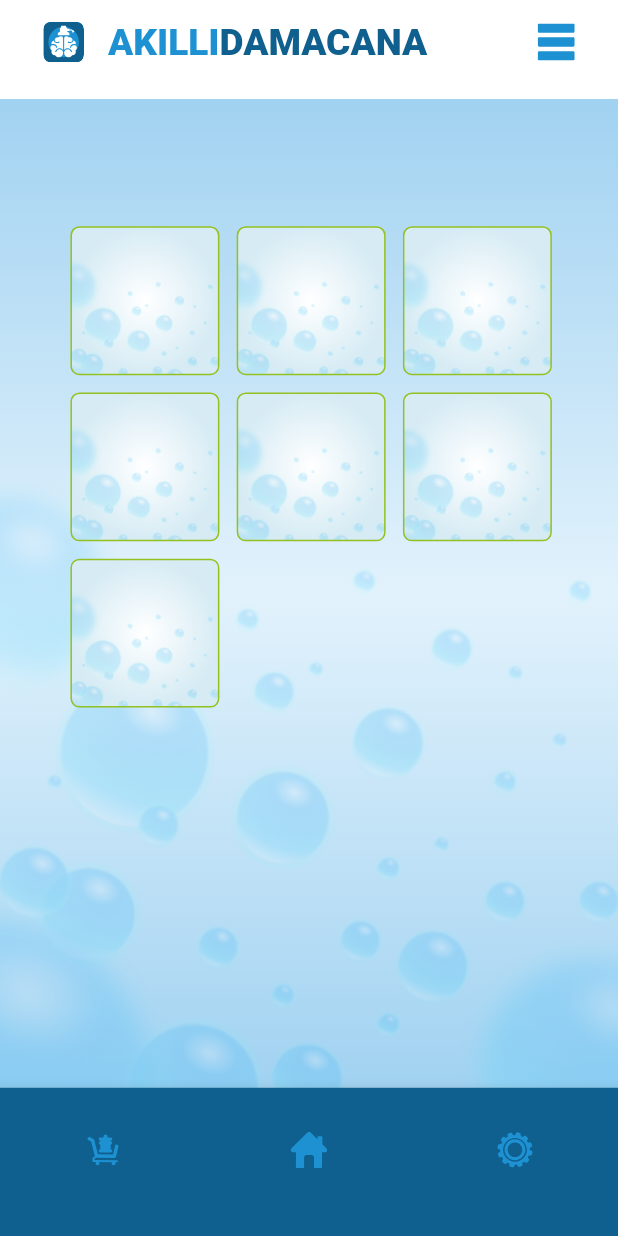
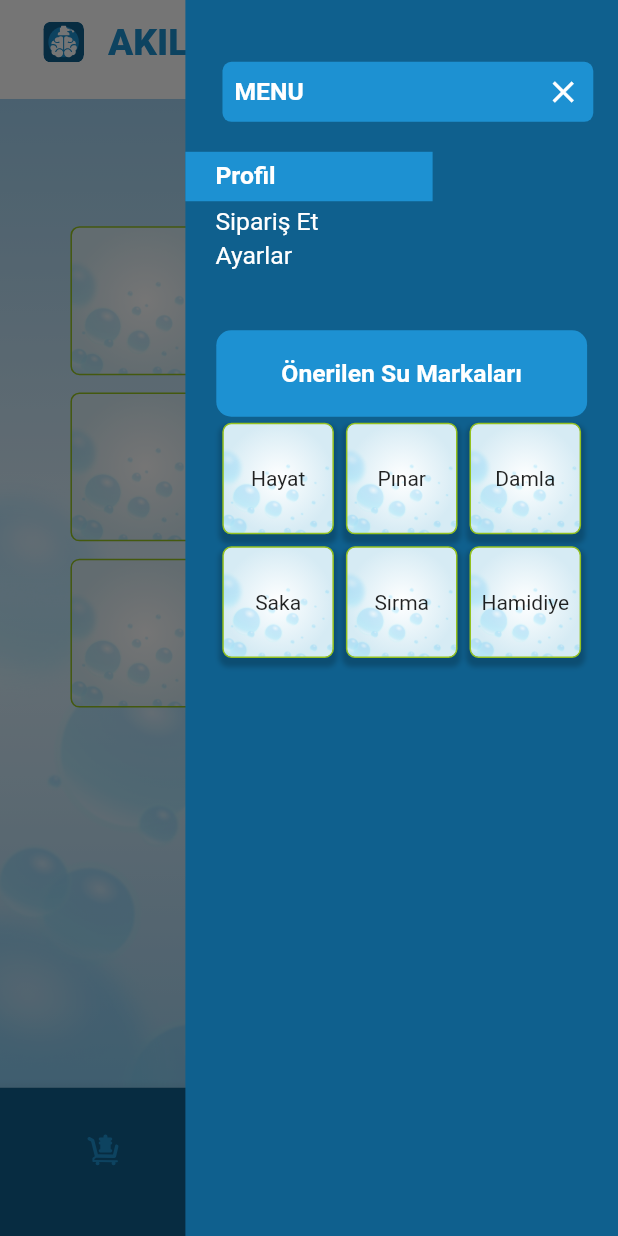
Before and after one commit to xbergun/Smart-Carboy, a Flutter app: the screen it shows after launch, with the side drawer open (before the commit the screen has no drawer), on a phone screen of 412 x 824 dp. Run offline on Flutter 3.47's test engine with Material 2 defaults, Android fonts, the light colour scheme and no system bars; our stand-ins replace flutter_svg, get_it.

Commit message:
EndDrawer UI

```diff
--- a/lib/core/init/injection_container.dart
+++ b/lib/core/init/injection_container.dart
@@ -1,8 +1,10 @@
+import 'package:bixos_project/feature/bottom_navigation_bar/viewmodel/bottom_navigation_bar_provider.dart';
 import 'package:bixos_project/feature/home/viewmodel/home_provider.dart';
 import 'package:get_it/get_it.dart';
 
 final serviceLocator = GetIt.instance;
 
 Future<void> init() async {
+  serviceLocator.registerLazySingleton<BottomNavigationBarProvider>(() => BottomNavigationBarProvider());
   serviceLocator.registerLazySingleton<HomeProvider>(() => HomeProvider());
 }
--- a/lib/feature/bottom_navigation_bar/view/pages/bottom_navigation_bar_page.dart
+++ b/lib/feature/bottom_navigation_bar/view/pages/bottom_navigation_bar_page.dart
@@ -5,6 +5,7 @@
 import 'package:bixos_project/core/sharedWidgets/app_svg_icon.dart';
 import 'package:bixos_project/core/utils/screen_size.dart';
 import 'package:bixos_project/feature/bottom_navigation_bar/view/widgets/public_app_bar.dart';
+import 'package:bixos_project/feature/bottom_navigation_bar/view/widgets/public_app_drawer.dart';
 import 'package:bixos_project/feature/bottom_navigation_bar/viewmodel/bottom_navigation_bar_provider.dart';
 import 'package:flutter/material.dart';
 import 'package:provider/provider.dart';
@@ -18,6 +19,7 @@
     return Consumer<BottomNavigationBarProvider>(
       builder: (BuildContext context, BottomNavigationBarProvider bottomNavigationBarProvider, Widget? widget) {
         return Scaffold(
+            endDrawer: PublicAppDrawer(),
             appBar: PublicAppBar(),
             body: bottomNavigationBarProvider.bodies[bottomNavigationBarProvider.currentIndex],
             bottomNavigationBar: SizedBox(
--- a/lib/feature/bottom_navigation_bar/view/widgets/public_app_bar.dart
+++ b/lib/feature/bottom_navigation_bar/view/widgets/public_app_bar.dart
@@ -3,8 +3,10 @@
 import 'package:bixos_project/core/constant/app_color.dart';
 import 'package:bixos_project/core/constant/app_text_styles.dart';
 import 'package:bixos_project/core/constant/asset_path.dart';
+import 'package:bixos_project/core/init/injection_container.dart';
 import 'package:bixos_project/core/sharedWidgets/app_svg_icon.dart';
 import 'package:bixos_project/core/utils/screen_size.dart';
+import 'package:bixos_project/feature/bottom_navigation_bar/viewmodel/bottom_navigation_bar_provider.dart';
 import 'package:flutter/material.dart';
 
 class PublicAppBar extends StatelessWidget implements PreferredSizeWidget {
@@ -38,9 +40,14 @@
       centerTitle: false,
       elevation: 0,
       actions: [
-        Padding(
-          padding: EdgeInsets.only(right: ScreenSize().dynamicWidth(.07)),
-          child: AppSvgIcon(assetPath: AssetsPath().menuSVG, percent: .03),
+        GestureDetector(
+          onTap: () {
+            Scaffold.of(context).openEndDrawer();
+          },
+          child: Padding(
+            padding: EdgeInsets.only(right: ScreenSize().dynamicWidth(.07)),
+            child: AppSvgIcon(assetPath: AssetsPath().menuSVG, percent: .03),
+          ),
         ),
       ],
     );
--- /dev/null
+++ b/lib/feature/bottom_navigation_bar/view/widgets/public_app_drawer.dart
@@ -0,0 +1,177 @@
+// ignore_for_file: sized_box_for_whitespace, prefer_const_literals_to_create_immutables, avoid_unnecessary_containers, prefer_const_constructors
+
+import 'package:bixos_project/core/constant/app_color.dart';
+import 'package:bixos_project/core/constant/app_text_styles.dart';
+import 'package:bixos_project/core/constant/asset_path.dart';
+import 'package:bixos_project/core/init/injection_container.dart';
+import 'package:bixos_project/core/sharedWidgets/app_fiiled_button.dart';
+import 'package:bixos_project/core/utils/screen_size.dart';
+import 'package:bixos_project/feature/home/viewmodel/home_provider.dart';
+import 'package:flutter/material.dart';
+
+class PublicAppDrawer extends StatelessWidget {
+  const PublicAppDrawer({Key? key}) : super(key: key);
+
+  @override
+  Widget build(BuildContext context) {
+    return Container(
+      height: ScreenSize().dynamicHeight(1),
+      width: ScreenSize().dynamicWidth(.7),
+      color: AppColors.darkblue,
+      child: Column(
+        crossAxisAlignment: CrossAxisAlignment.start,
+        children: [
+          drawerAppBarMenu(),
+          drawerMenus(),
+          recommendedWaterBrands(),
+          Center(
+            child: Container(
+              height: ScreenSize().dynamicHeight(.4),
+              width: ScreenSize().dynamicWidth(.6),
+              child: GridView.builder(
+                gridDelegate: SliverGridDelegateWithFixedCrossAxisCount(crossAxisCount: 3),
+                itemBuilder: (BuildContext context, int index) {
+                  return Padding(
+                    padding: const EdgeInsets.all(4.0),
+                    child: Container(
+                      decoration: BoxDecoration(
+                        border: Border.all(
+                          color: AppColors.green,
+                          style: BorderStyle.solid,
+                        ),
+                        borderRadius: BorderRadius.circular(6),
+                        gradient: RadialGradient(
+                          colors: [
+                            AppColors.white,
+                            AppColors.gradientRadial,
+                          ],
+                        ),
+                        boxShadow: [
+                          BoxShadow(
+                            color: Colors.black.withOpacity(.2),
+                            blurRadius: 2,
+                            spreadRadius: 2,
+                            offset: Offset(0, 4),
+                          ),
+                        ],
+                        image: DecorationImage(
+                          image: AssetImage(
+                            AssetsPath().backgroundPNG,
+                          ),
+                          fit: BoxFit.fitWidth,
+                        ),
+                      ),
+                      child: Center(child: Text(serviceLocator<HomeProvider>().waterCarboys[index].title)),
+                    ),
+                  );
+                },
+                //TODO: Burası değişecek. Değer duruma göre farklılık gösterecek.
+                itemCount: 6,
+              ),
+            ),
+          )
+        ],
+      ),
+    );
+  }
+
+  Widget drawerAppBarMenu() {
+    return Container(
+      margin: EdgeInsets.only(
+        top: ScreenSize().dynamicHeight(.05),
+        left: ScreenSize().dynamicHeight(.03),
+      ),
+      width: ScreenSize().dynamicWidth(.6),
+      decoration: BoxDecoration(
+        color: AppColors.lightBlue,
+        borderRadius: BorderRadius.circular(6),
+      ),
+      child: Padding(
+        padding: const EdgeInsets.all(8.0),
+        child: Row(
+          mainAxisAlignment: MainAxisAlignment.spaceBetween,
+          children: [
+            Text(
+              'MENU',
+              style: AppTextStyles.roboto16Px700.copyWith(
+                color: AppColors.white,
+              ),
+            ),
+            Icon(
+              Icons.close,
+              color: AppColors.white,
+            ),
+          ],
+        ),
+      ),
+    );
+  }
+
+  Widget drawerMenus() {
+    return Container(
+      child: Padding(
+        padding: EdgeInsets.only(
+          top: 20,
+        ),
+        child: Column(
+          crossAxisAlignment: CrossAxisAlignment.start,
+          children: [
+            Container(
+              color: AppColors.lightBlue,
+              width: ScreenSize().dynamicWidth(.4),
+              height: ScreenSize().dynamicHeight(.04),
+              child: Padding(
+                padding: EdgeInsets.only(left: 20.0, top: ScreenSize().dynamicHeight(.008)),
+                child: Text(
+                  'Profil',
+                  style: AppTextStyles.roboto16Px700.copyWith(
+                    color: AppColors.white,
+                  ),
+                ),
+              ),
+            ),
+            Padding(
+              padding: const EdgeInsets.only(left: 20.0),
+              child: Column(
+                crossAxisAlignment: CrossAxisAlignment.start,
+                children: [
+                  Padding(
+                    padding: const EdgeInsets.symmetric(vertical: 4.0),
+                    child: Text(
+                      'Sipariş Et',
+                      style: AppTextStyles.roboto16Px700.copyWith(
+                        color: AppColors.white,
+                        fontWeight: FontWeight.w400,
+                      ),
+                    ),
+                  ),
+                  Text(
+                    'Ayarlar',
+                    style: AppTextStyles.roboto16Px700.copyWith(
+                      color: AppColors.white,
+                      fontWeight: FontWeight.w400,
+                    ),
+                  ),
+                ],
+              ),
+            ),
+          ],
+        ),
+      ),
+    );
+  }
+
+  Widget recommendedWaterBrands() {
+    return Padding(
+      padding: const EdgeInsets.only(top: 40.0),
+      child: Center(
+        child: AppFiiledButton(
+          buttonColor: AppColors.lightBlue,
+          buttonText: 'Önerilen Su Markaları',
+          buttonTextStyle: AppTextStyles.roboto16Px700.copyWith(color: AppColors.white),
+          width: ScreenSize().dynamicWidth(.6),
+        ),
+      ),
+    );
+  }
+}
```
